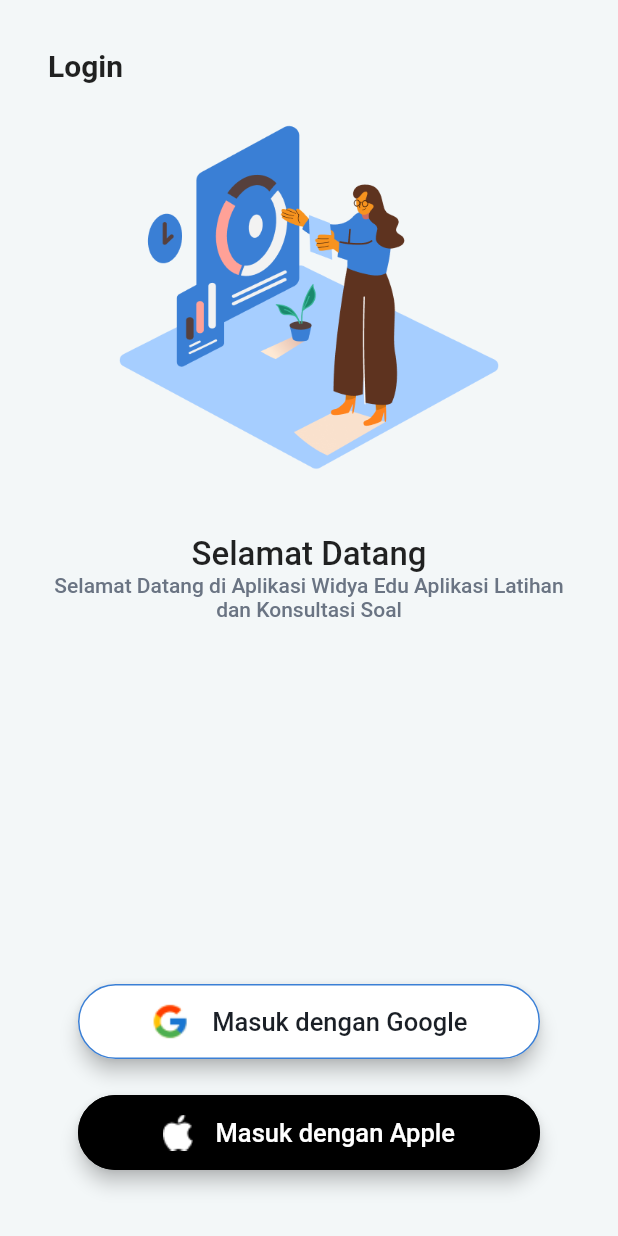
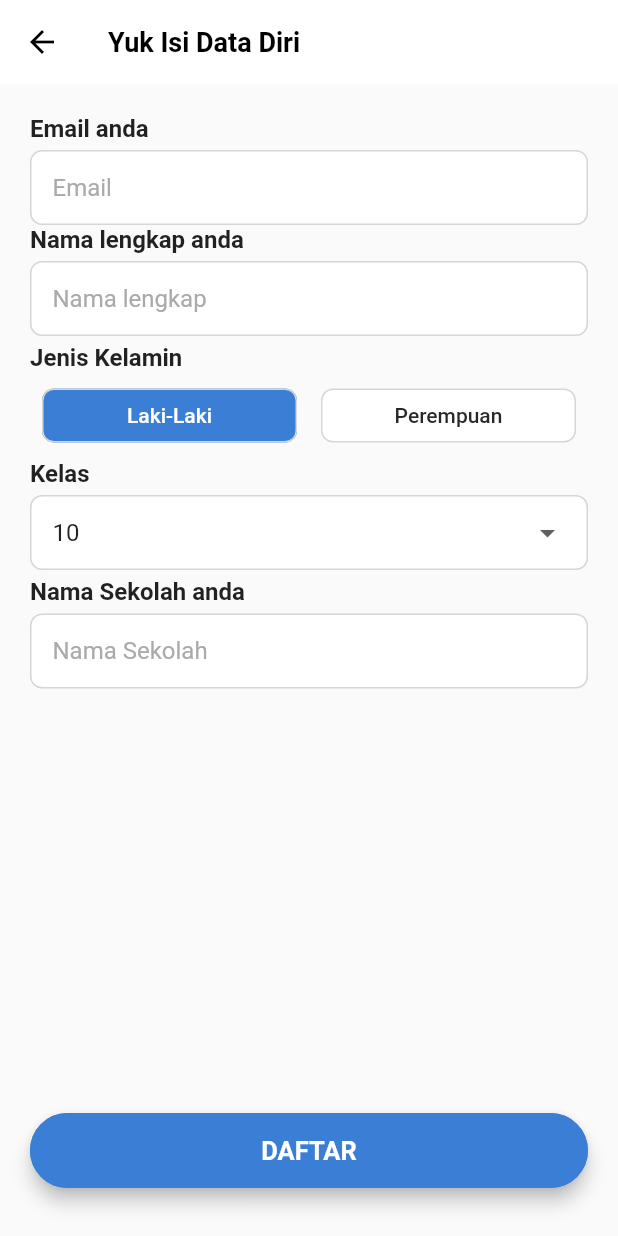
Before and after one commit to AriesEffendy/bootcamp_project, a Flutter app: the screen it shows after launch, after a tap on "Masuk dengan Google", on a phone screen of 412 x 824 dp. Run offline on Flutter 3.47's test engine with Material 2 defaults, Android fonts, the phone set to English and light mode, and no system bars; missing offline and left inert: dart:ffi.

Commit message:
register page

```diff
--- a/lib/constants/R/app_colors.dart
+++ b/lib/constants/R/app_colors.dart
@@ -1,8 +1,10 @@
 import 'package:flutter/material.dart';
 
 class AppColor {
-  Color primary = Color(0xff3A7FD5);
-  Color grey = Color(0xffF3F7F8);
-  Color greySub = Color(0xff6A7483);
-  Color blackLogin = Color(0xff1A1F26);
+  Color primary = const Color(0xff3A7FD5);
+  Color grey = const Color(0xffF3F7F8);
+  Color greySub = const Color(0xff6A7483);
+  Color blackLogin = const Color(0xff1A1F26);
+  Color greyBorder = const Color(0xffD6D6D6);
+  Color greyHintText = const Color(0xffAAAAAA);
 }
--- a/lib/constants/R/strings.dart
+++ b/lib/constants/R/strings.dart
@@ -4,4 +4,5 @@ class Strings {
   String loginDescription = "Selamat Datang di Aplikasi Widya Edu Aplikasi Latihan dan Konsultasi Soal";
   String loginWithGoogle = "Masuk dengan Google";
   String loginWithApple = "Masuk dengan Apple";
+  String daftar = "DAFTAR";
 }
--- a/lib/main.dart
+++ b/lib/main.dart
@@ -1,4 +1,6 @@
 import 'package:bootcamp_project/view/login_page.dart';
+import 'package:bootcamp_project/view/main_page.dart';
+import 'package:bootcamp_project/view/register_page.dart';
 import 'package:bootcamp_project/view/splash_screen.dart';
 import 'package:flutter/material.dart';
 
@@ -30,7 +32,9 @@ class MyApp extends StatelessWidget {
       initialRoute: "/",
       routes: {
         "/" : (context) => const SpalshScreen(),
-        LoginPage.route :(context) => const LoginPage()
+        LoginPage.route :(context) => const LoginPage(),
+        RegisterPage.route :(context) => const RegisterPage(),
+        MainPage.route :(context) => const MainPage(),
         },
     );
   }
--- a/lib/view/login_page.dart
+++ b/lib/view/login_page.dart
@@ -1,5 +1,5 @@
-
 import 'package:bootcamp_project/constants/r.dart';
+import 'package:bootcamp_project/view/register_page.dart';
 import 'package:flutter/material.dart';
 
 class LoginPage extends StatefulWidget {
@@ -19,6 +19,7 @@ class _LoginPageState extends State<LoginPage> {
         padding: const EdgeInsets.all(32.0),
         child: Column(
           children: [
+            const SizedBox(height: 20),
             Align(
               alignment: Alignment.topLeft,
               child: Text(
@@ -52,8 +53,10 @@ class _LoginPageState extends State<LoginPage> {
             ButtonLogin(
               backgroundColor: Colors.white,
               borderColor: R.colors.primary,
-              child:
-                    Row(
+              onTap: () {
+                Navigator.of(context).pushNamed(RegisterPage.route);
+              },
+              child: Row(
                 mainAxisAlignment: MainAxisAlignment.center,
                 children: [
                   Image.asset(R.assets.icGoogle),
@@ -69,12 +72,11 @@ class _LoginPageState extends State<LoginPage> {
                 ],
               ),
             ),
-
             ButtonLogin(
               backgroundColor: Colors.black,
               borderColor: Colors.black,
-              child:
-                    Row(
+              onTap: () {},
+              child: Row(
                 mainAxisAlignment: MainAxisAlignment.center,
                 children: [
                   Image.asset(R.assets.icApple),
@@ -103,11 +105,13 @@ class ButtonLogin extends StatelessWidget {
     required this.backgroundColor,
     required this.child,
     required this.borderColor,
+    required this.onTap,
   }) : super(key: key);
 
   final Color backgroundColor;
   final Widget child;
   final Color borderColor;
+  final Function()? onTap;
 
   @override
   Widget build(BuildContext context) {
@@ -119,11 +123,11 @@ class ButtonLogin extends StatelessWidget {
           elevation: 5,
           shape: RoundedRectangleBorder(
             borderRadius: BorderRadius.circular(25),
-            side: BorderSide(color: borderColor ),
+            side: BorderSide(color: borderColor),
           ),
           fixedSize: Size(MediaQuery.of(context).size.width * 0.8, 50),
         ),
-        onPressed: () {},
+        onPressed: onTap,
         child: child,
       ),
     );
--- /dev/null
+++ b/lib/view/main_page.dart
@@ -0,0 +1,18 @@
+import 'package:flutter/material.dart';
+
+class MainPage extends StatefulWidget {
+  const MainPage({super.key});
+  static const String route = "main_screen";
+
+  @override
+  State<MainPage> createState() => _MainPageState();
+}
+
+class _MainPageState extends State<MainPage> {
+  @override
+  Widget build(BuildContext context) {
+    return Scaffold(
+      bottomNavigationBar: Container(),
+    );
+  }
+}
--- /dev/null
+++ b/lib/view/register_page.dart
@@ -0,0 +1,243 @@
+import 'dart:ffi';
+
+import 'package:bootcamp_project/constants/r.dart';
+import 'package:bootcamp_project/view/login_page.dart';
+import 'package:bootcamp_project/view/main_page.dart';
+import 'package:flutter/material.dart';
+
+class RegisterPage extends StatefulWidget {
+  const RegisterPage({super.key});
+  static String route = "register_page";
+  @override
+  State<RegisterPage> createState() => _RegisterPageState();
+}
+
+enum Gender { lakiLaki, perempuan }
+
+class _RegisterPageState extends State<RegisterPage> {
+  String gender = "Laki-Laki";
+  List<String> calssSlta = ["10", "11", "12"];
+  String selectedClass = "10";
+
+  onTapGender(Gender genderInput) {
+    if (genderInput == Gender.lakiLaki) {
+      gender = "Laki-Laki";
+    } else {
+      gender = "Perempuan";
+    }
+    setState(() {});
+  }
+
+  @override
+  Widget build(BuildContext context) {
+    return Scaffold(
+      // resizeToAvoidBottomInset: false,
+      appBar: AppBar(
+        elevation: 0,
+        backgroundColor: Colors.white,
+        iconTheme: IconThemeData(color: Colors.black),
+        title: Text(
+          "Yuk Isi Data Diri",
+          style: TextStyle(
+            fontSize: 18,
+            fontWeight: FontWeight.w700,
+            color: Colors.black,
+          ),
+        ),
+      ),
+      bottomNavigationBar:
+              SafeArea(
+                child: Padding(
+                  padding: const EdgeInsets.only(bottom:20.0),
+                  child: ButtonLogin(
+                    backgroundColor: R.colors.primary,
+                    borderColor: R.colors.primary,
+                    onTap: () {
+                      Navigator.of(context).pushNamed(MainPage.route);
+                    },
+                    child: Text(
+                      R.strings.daftar,
+                      style: TextStyle(
+                        fontSize: 17,
+                        fontWeight: FontWeight.bold,
+                        color: Colors.white,
+                      ),
+                    ),
+                  ),
+                ),
+              ),
+      body: SingleChildScrollView(
+        child: Padding(
+          padding: EdgeInsets.all(20.0),
+          child: Column(
+            crossAxisAlignment: CrossAxisAlignment.start,
+            children: [
+              RegisterTextField(
+                title: 'Email anda',
+                hintText: 'Email',
+              ),
+              RegisterTextField(
+                title: 'Nama lengkap anda',
+                hintText: 'Nama lengkap',
+              ),
+              SizedBox(height: 5),
+              Text(
+                "Jenis Kelamin",
+                style: TextStyle(
+                  fontSize: 16,
+                  fontWeight: FontWeight.w600,
+                ),
+              ),
+              SizedBox(height: 5),
+              Row(
+                children: [
+                  Expanded(
+                    child: Padding(
+                      padding: const EdgeInsets.symmetric(horizontal: 8.0),
+                      child: ElevatedButton(
+                          style: ElevatedButton.styleFrom(
+                              elevation: 0,
+                              primary: gender == "Laki-Laki"
+                                  ? R.colors.primary
+                                  : Colors.white,
+                              shape: RoundedRectangleBorder(
+                                borderRadius: BorderRadius.circular(8),
+                                side: BorderSide(
+                                    width: 1, color: R.colors.greyBorder),
+                              )),
+                          onPressed: () {
+                            onTapGender(Gender.lakiLaki);
+                          },
+                          child: Text(
+                            "Laki-Laki",
+                            style: TextStyle(
+                              fontSize: 14,
+                              color: gender == "Laki-Laki"
+                                  ? Colors.white
+                                  : Color(0xff282828),
+                            ),
+                          )),
+                    ),
+                  ),
+                  Expanded(
+                    child: Padding(
+                      padding: const EdgeInsets.symmetric(horizontal: 8.0),
+                      child: ElevatedButton(
+                          style: ElevatedButton.styleFrom(
+                              elevation: 0,
+                              primary: gender == "Perempuan"
+                                  ? R.colors.primary
+                                  : Colors.white,
+                              shape: RoundedRectangleBorder(
+                                borderRadius: BorderRadius.circular(8),
+                                side: BorderSide(
+                                    width: 1, color: R.colors.greyBorder),
+                              )),
+                          onPressed: () {
+                            onTapGender(Gender.perempuan);
+                          },
+                          child: Text(
+                            "Perempuan",
+                            style: TextStyle(
+                              fontSize: 14,
+                              color: gender == "Perempuan"
+                                  ? Colors.white
+                                  : Color(0xff282828),
+                            ),
+                          )),
+                    ),
+                  ),
+                ],
+              ),
+              SizedBox(height: 5),
+              Text(
+                "Kelas",
+                style: TextStyle(
+                  fontSize: 16,
+                  fontWeight: FontWeight.w600,
+                ),
+              ),
+              SizedBox(height: 5),
+              Container(
+                width: double.infinity,
+                padding: EdgeInsets.symmetric(horizontal: 14),
+                  decoration: BoxDecoration(
+                    borderRadius: BorderRadius.circular(8),
+                    color: Colors.white,
+                    border: Border.all(color: R.colors.greyBorder),
+                  ),
+                child: DropdownButtonHideUnderline(
+                  child: DropdownButton<String>(
+                      value: selectedClass,
+                      items: calssSlta
+                          .map(
+                            (e) => DropdownMenuItem<String>(
+                            child: Text(e),
+                            value: e,
+                          ),
+                          )
+                          .toList(),
+                      onChanged: (String? val) {
+                        selectedClass = val!;
+                        setState(() {});
+                      }),
+                ),
+              ),
+              SizedBox(height: 5),
+              RegisterTextField(
+                title: 'Nama Sekolah anda',
+                hintText: 'Nama Sekolah',
+              ),
+              // Spacer(),
+
+            ],
+          ),
+        ),
+      ),
+    );
+  }
+}
+
+class RegisterTextField extends StatelessWidget {
+  const RegisterTextField({
+    Key? key,
+    required this.title,
+    required this.hintText,
+  }) : super(key: key);
+
+  final String title;
+  final String hintText;
+
+  @override
+  Widget build(BuildContext context) {
+    return Column(
+      crossAxisAlignment: CrossAxisAlignment.start,
+      children: [
+        Text(
+          title,
+          style: TextStyle(
+            fontSize: 16,
+            fontWeight: FontWeight.w600,
+          ),
+        ),
+        SizedBox(height: 5),
+        Container(
+          padding: EdgeInsets.symmetric(horizontal: 14),
+          decoration: BoxDecoration(
+            borderRadius: BorderRadius.circular(8),
+            color: Colors.white,
+            border: Border.all(color: R.colors.greyBorder),
+          ),
+          child: TextField(
+            decoration: InputDecoration(
+                border: InputBorder.none,
+                hintText: hintText,
+                hintStyle: TextStyle(
+                  color: R.colors.greyHintText,
+                )),
+          ),
+        ),
+      ],
+    );
+  }
+}
--- a/lib/view/splash_screen.dart
+++ b/lib/view/splash_screen.dart
@@ -14,7 +14,7 @@ class SpalshScreen extends StatelessWidget {
       // Navigator.of(context)
       // .push(MaterialPageRoute(builder: (context) => LoginPage() ));
 
-      Navigator.of(context).pushNamed(LoginPage.route);
+      Navigator.of(context).pushReplacementNamed(LoginPage.route);
     });
 
     return Scaffold(
```
Lines whose indentation alone changed are shown as unchanged.
